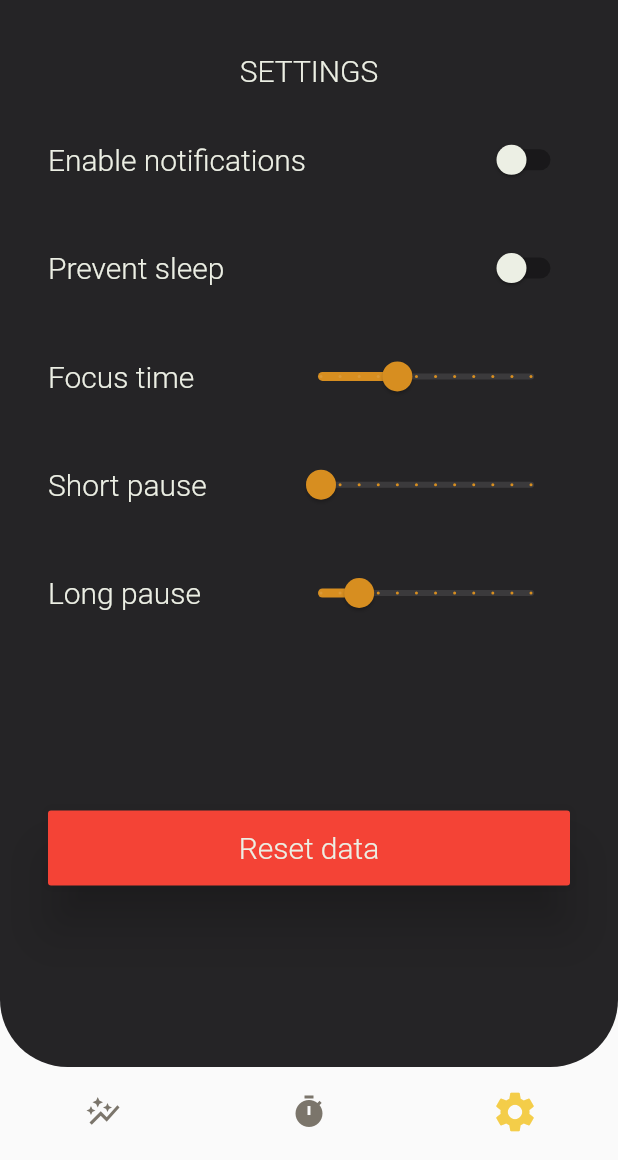
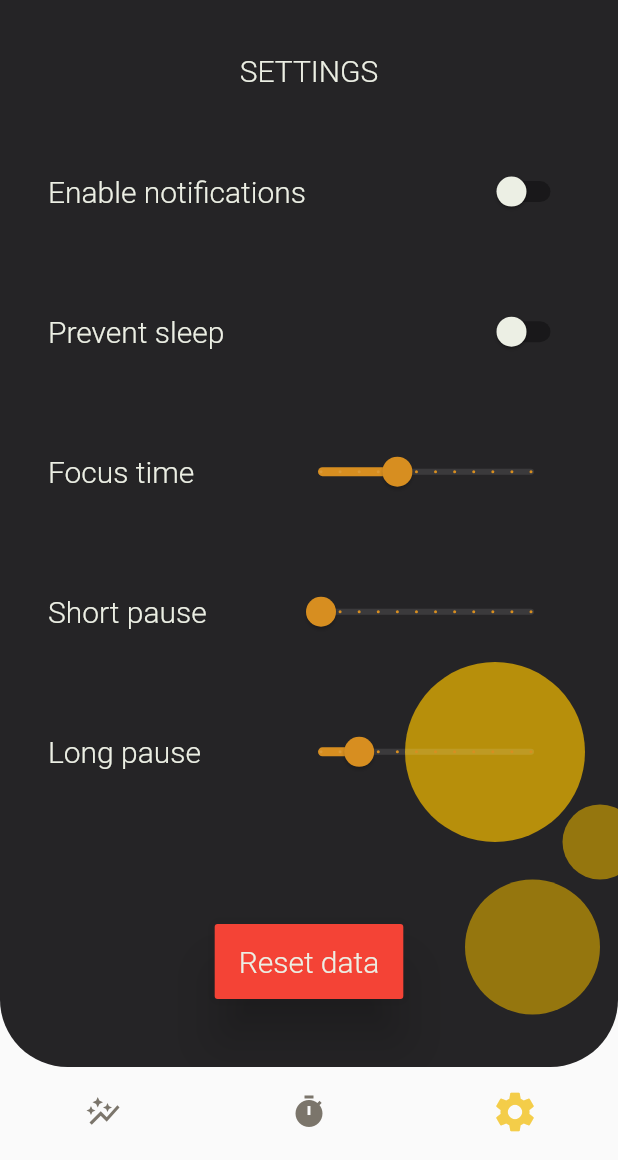
Before and after one commit to franci3/pomodoro-app, a Flutter app: the PomodoroHome screen opened directly, item 3 of the bottom bar chosen, on a phone screen of 412 x 824 dp, the part 76-1236 px from its top. Run offline on Flutter 3.47's test engine with Material 2 defaults, Android fonts, the phone set to English and light mode, and no system bars; our stand-ins replace audioplayers, flutter_local_notifications, isar, logger, shared_preferences, video_player and 1 more; accounts and stored records are empty; generated files the repository leaves out were written again; statements that could not run were skipped.

Commit message:
adds layout to settings page

```diff
--- a/lib/controller/timer_controller.dart
+++ b/lib/controller/timer_controller.dart
@@ -122,7 +122,6 @@ class TimerController extends ChangeNotifier with LoggerService {
 
   void _startStopTimer() {
     timerModel.timerIsActive = !timerModel.timerIsActive;
-    logInfo('${timerModel.timerIsActive ? 'Sarting' : 'Stopping'} Timer');
     _playSound();
   }
 
@@ -140,7 +139,6 @@ class TimerController extends ChangeNotifier with LoggerService {
         _incrementRound();
         _resetAnimationSeconds();
         if (timerModel.roundCount == 4) {
-          // TODO(Vela): Translate notification text
           _showNotification(
               'Take a break',
               'Sehr gut. Du hast dir ${pomodoroTimerValues.longPauseMinutes} Minuten Pause verdient!',
--- a/lib/screens/home/settings_screen/settings_screen.dart
+++ b/lib/screens/home/settings_screen/settings_screen.dart
@@ -7,6 +7,7 @@ import 'package:pomodoro_app/assets/custom_theme.dart';
 import 'package:pomodoro_app/controller/data_controller.dart';
 import 'package:pomodoro_app/controller/timer_controller.dart';
 import 'package:pomodoro_app/models/database/settings_model.dart';
+import 'package:pomodoro_app/widgets/circles_painter_widget.dart';
 import 'package:pomodoro_app/widgets/column_padding.dart';
 import 'package:pomodoro_app/widgets/minute_switch.dart';
 import 'package:provider/provider.dart';
@@ -44,20 +45,29 @@ class _SettingsScreenState extends State<SettingsScreen> {
           borderRadius: const BorderRadius.only(
               bottomRight: Radius.circular(45),
               bottomLeft: Radius.circular(45))),
-      child: ColumnPadding(
+      child: Stack(
+        children: [
+          Positioned(
+            left: 410,
+            bottom: 150,
+            child: CustomPaint(
+              painter: CirclesPainter(),
+            ),
+          ),
+          ColumnPadding(
               child: FutureBuilder(
             future: getSettings,
             builder: (BuildContext context, AsyncSnapshot<Settings> snapshot) {
               if (snapshot.connectionState == ConnectionState.waiting ||
                   snapshot.data == null) {
-            return CircularProgressIndicator(
-              color: PomodoroValues.mainColor,
-            );
+                return Container();
               } else {
                 return SettingsValues(settings: snapshot.data!);
               }
             },
           )),
+        ],
+      ),
     );
   }
 }
@@ -90,7 +100,6 @@ class _SettingsValuesState extends State<SettingsValues> {
   @override
   Widget build(BuildContext context) {
     return Column(
-      crossAxisAlignment: CrossAxisAlignment.stretch,
       children: [
         Text(
           AppLocalizations.of(context)!.settings,
@@ -111,7 +120,8 @@ class _SettingsValuesState extends State<SettingsValues> {
               inactiveThumbColor: PomodoroValues.mainColor,
               onChanged: (bool newValue) async {
                 if (newValue == true) {
-                  await _requestPermissions().then((bool? notificationEnabled) {
+                  await _requestPermissions()
+                      .then((bool? notificationEnabled) {
                     if (notificationEnabled == null || !notificationEnabled) {
                       showEnableNotificationsInSettingsDialog();
                     } else {
@@ -213,7 +223,7 @@ class _SettingsValuesState extends State<SettingsValues> {
           ],
         ),
         const Spacer(
-          flex: 5,
+          flex: 2,
         ),
         MaterialButton(
           height: 50,
@@ -228,9 +238,7 @@ class _SettingsValuesState extends State<SettingsValues> {
             style: PomodoroValues.customTextTheme.subtitle2,
           ),
         ),
-        const Spacer(
-          flex: 5,
-        )
+        const Spacer()
       ],
     );
   }
```
Also changed, not shown: lib/screens/home/graph_screen/graph_screen.dart (+32 -0 lines). Lines whose indentation alone changed are shown as unchanged.
